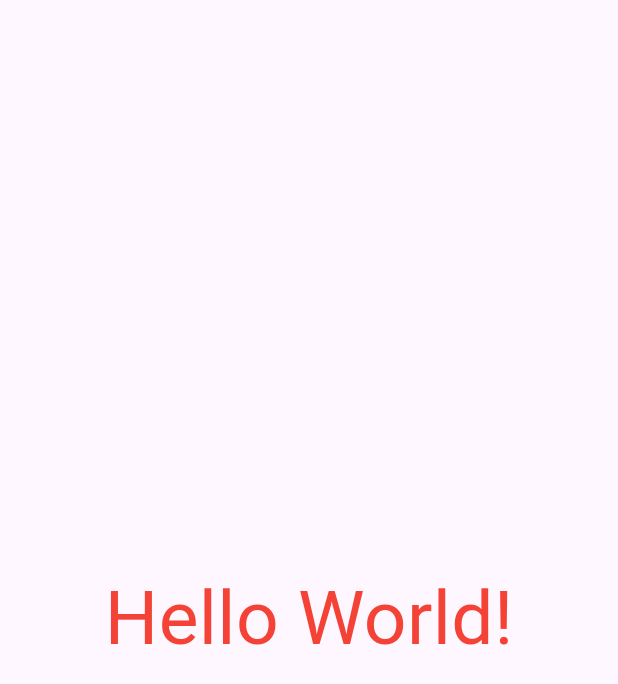
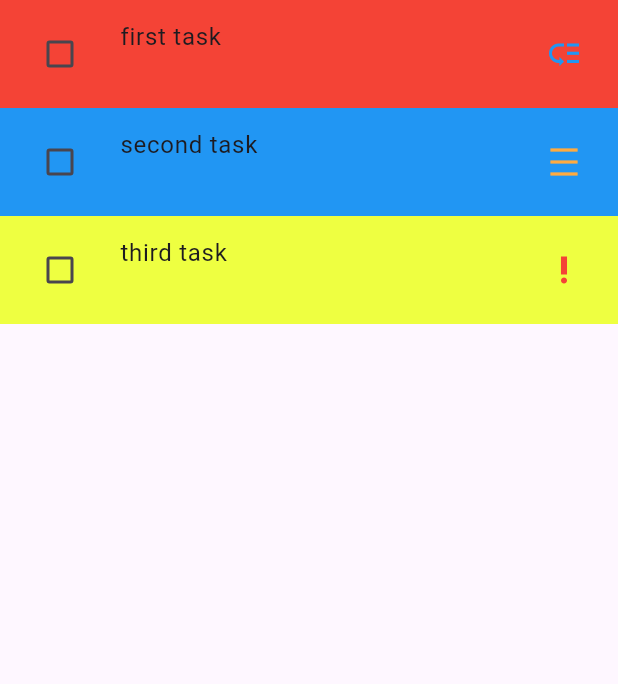
Before and after one commit to Jendrula95/flutter_todo_list, a Flutter app: the screen it shows after launch, on a phone screen of 412 x 824 dp. Shown: the top 684 px of the screen. Run offline on Flutter 3.47's test engine with Material 3 defaults, Android fonts, the phone set to English and light mode, and no system bars; generated files the repository leaves out were written again.

Commit message:
Add first widget

```diff
--- /dev/null
+++ b/lib/data/list_of_tasks.dart
@@ -0,0 +1,21 @@
+import 'package:flutter/material.dart';
+import 'package:flutter_todo_list/data/models/task_priority.dart';
+import 'package:flutter_todo_list/data/task.dart';
+
+var listOfTask = [
+  const Task(
+      title: 'first task', color: Colors.red, taskPriority: TaskPriority.low),
+  const Task(
+    title: 'second task',
+    color: Colors.blue,
+    taskPriority: TaskPriority.medium,
+  ),
+  const Task(
+      title: 'third task',
+      color: Colors.limeAccent,
+      taskPriority: TaskPriority.high),
+  const Task(
+      title: 'fourth task',
+      color: Colors.green,
+      taskPriority: TaskPriority.low),
+];
--- /dev/null
+++ b/lib/data/models/task_priority.dart
@@ -0,0 +1,29 @@
+import 'package:flutter/material.dart';
+
+enum TaskPriority {
+  low(
+    Icon(
+      Icons.low_priority,
+      color: Colors.blue,
+    ),
+    'Niski priorytet',
+  ),
+  medium(
+    Icon(
+      Icons.density_medium,
+      color: Colors.orangeAccent,
+    ),
+    'Średni priorytet',
+  ),
+  high(
+    Icon(
+      Icons.priority_high,
+      color: Colors.red,
+    ),
+    'Wysoki priorytet',
+  );
+
+  const TaskPriority(this.icon, this.text);
+  final Icon icon;
+  final String text;
+}
--- /dev/null
+++ b/lib/data/task.dart
@@ -0,0 +1,15 @@
+import 'package:flutter/material.dart';
+import 'package:flutter_todo_list/data/models/task_priority.dart';
+
+class Task {
+  const Task({
+    required this.title,
+    required this.taskPriority,
+    this.subtitle,
+    this.color,
+  });
+  final Color? color;
+  final String title;
+  final String? subtitle;
+  final TaskPriority taskPriority;
+}
--- a/lib/l10n/app_en.arb
+++ b/lib/l10n/app_en.arb
@@ -2,5 +2,12 @@
   "helloWorld": "Hello World!",
   "@helloWorld": {
     "description": "The conventional newborn programmer greeting"
+  },
+"nText": "{count, plural, =1{I was first!} =2{I was second!} other{I lose}}",
+ "@nText": {
+   "placeholders": {
+
+        "count":{}
+      }
+    }
   }
-}
--- a/lib/l10n/app_pl.arb
+++ b/lib/l10n/app_pl.arb
@@ -2,5 +2,11 @@
   "helloWorld": "Witaj Świecie!",
   "@helloWorld": {
     "description": "Powitanie"
-  }
+  },
+  "nText": "{count, plural, =1{Byłem pierwszy!} =2{Byłem drugi!} other{Przegrałem}}",
+ "@nText": {
+   "placeholders": {
+        "count":{}
+      }
+    }
 }
--- a/lib/main.dart
+++ b/lib/main.dart
@@ -1,6 +1,7 @@
 import 'package:flutter/material.dart';
-import 'package:flutter_localizations/flutter_localizations.dart';
 import 'package:flutter_gen/gen_l10n/app_localizations.dart';
+import 'package:flutter_todo_list/data/list_of_tasks.dart';
+import 'package:flutter_todo_list/view/my_list_tile.dart';
 
 void main() {
   runApp(const MyApp());
@@ -20,20 +21,24 @@ class MyApp extends StatelessWidget {
       title: 'Localizations Sample App',
       localizationsDelegates: AppLocalizations.localizationsDelegates,
       supportedLocales: AppLocalizations.supportedLocales,
-      home: const FirstWidget(),
+      home: FirstWidget(),
     );
   }
 }
 
 class FirstWidget extends StatelessWidget {
-  const FirstWidget({super.key});
+  FirstWidget({Key? key}) : super(key: key);
+
+  bool checkboxValue = false;
 
   @override
   Widget build(BuildContext context) {
     return Scaffold(
-      body: Center(
-        child: Text(AppLocalizations.of(context)!.helloWorld,
-            style: TextStyle(color: Colors.red, fontSize: 50)),
+      body: ListView.builder(
+        itemCount: 3,
+        itemBuilder: (context, index) => MyListTile(
+          task: listOfTask[index],
+        ),
       ),
     );
   }
--- /dev/null
+++ b/lib/view/my_list_tile.dart
@@ -0,0 +1,37 @@
+import 'package:flutter/material.dart';
+import 'package:flutter/scheduler.dart';
+import 'package:flutter_todo_list/data/models/task_priority.dart';
+import 'package:flutter_todo_list/data/task.dart';
+
+class MyListTile extends StatefulWidget {
+  const MyListTile({
+    super.key,
+    required this.task,
+  });
+  final Task task;
+
+  @override
+  State<MyListTile> createState() => _MyListTileState();
+}
+
+class _MyListTileState extends State<MyListTile> {
+  bool checkboxValue = false;
+  @override
+  Widget build(BuildContext context) {
+    return ColoredBox(
+      color: widget.task.color ?? Colors.white,
+      child: ListTile(
+        leading: Checkbox(
+          onChanged: (value) => setState(() {
+            checkboxValue = value ?? false;
+          }),
+          value: checkboxValue,
+        ),
+        title: Text(widget.task.title),
+        subtitle: Text(widget.task.subtitle ?? ''),
+        trailing: widget.task.taskPriority.icon,
+        style: ListTileStyle.list,
+      ),
+    );
+  }
+}
```
